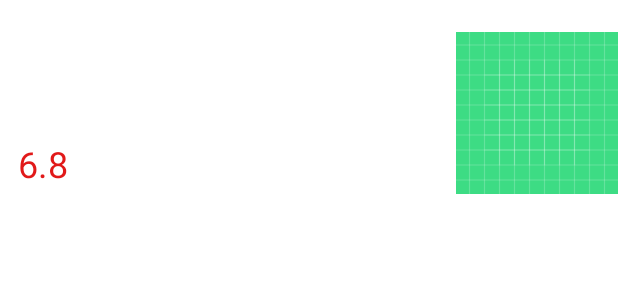
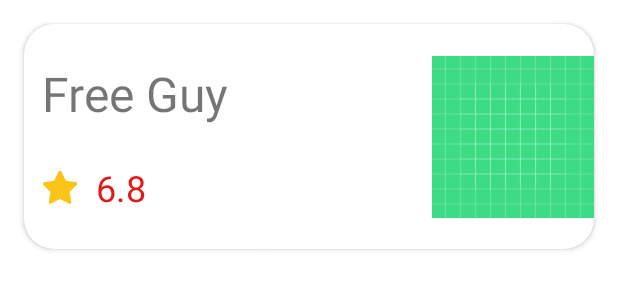
Before and after one commit to mehmetalikirmizitas/BootCampW5-MovieAppMVVMexample, an Android app: the layout favourite_movies_recycler_view_item.xml on its own in the app's theme, with its tools: preview values and no code run, on a phone screen of 412 x 824 dp. Shown: the top 300 px of the screen. Run offline under Robolectric (Android 15) with nearby library versions, the phone set to English and light mode, and no system bars.

Commit message:
Redesign movie favourite screen and Fixed the bug of adding to favorites multiple times

```diff
--- a/app/src/main/res/layout/favourite_movies_recycler_view_item.xml
+++ b/app/src/main/res/layout/favourite_movies_recycler_view_item.xml
@@ -1,5 +1,6 @@
 <?xml version="1.0" encoding="utf-8"?>
-<layout xmlns:app="http://schemas.android.com/apk/res-auto"
+<layout xmlns:android="http://schemas.android.com/apk/res/android"
+    xmlns:app="http://schemas.android.com/apk/res-auto"
     xmlns:tools="http://schemas.android.com/tools">
 
     <data>
@@ -9,43 +10,63 @@
             type="com.malikirmizitas.movieapp.data.entity.MovieRoom" />
     </data>
 
-    <androidx.constraintlayout.widget.ConstraintLayout xmlns:android="http://schemas.android.com/apk/res/android"
+    <androidx.cardview.widget.CardView
         android:layout_width="match_parent"
-        android:layout_height="150dp">
+        android:layout_height="150dp"
+        android:layout_marginHorizontal="@dimen/default_margin_small"
+        android:layout_marginTop="@dimen/default_margin_small"
+        app:cardCornerRadius="@dimen/card_view_default_radius_small">
+
+        <androidx.constraintlayout.widget.ConstraintLayout
+            android:layout_width="match_parent"
+            android:layout_height="match_parent">
 
             <TextView
                 android:id="@+id/favouriteMoviesTitle"
                 android:layout_width="0dp"
                 android:layout_height="wrap_content"
                 android:layout_marginStart="@dimen/default_margin_xsmall"
+                android:text="@{favouriteMovie.title}"
                 android:textSize="@dimen/default_text_size_large"
                 app:layout_constraintBottom_toTopOf="@id/favouriteMoviesVoteAverage"
                 app:layout_constraintStart_toStartOf="parent"
                 app:layout_constraintTop_toTopOf="parent"
-            android:text="@{favouriteMovie.title}"
-            app:layout_constraintWidth_percent="0.7" />
+                app:layout_constraintWidth_percent="0.7"
+                tools:text="Free Guy" />
+
+            <androidx.appcompat.widget.AppCompatImageView
+                android:id="@+id/detailStar"
+                android:layout_width="wrap_content"
+                android:layout_height="wrap_content"
+                android:layout_marginStart="@dimen/default_margin_xsmall"
+                android:src="@drawable/ic_rating_star"
+                app:layout_constraintBottom_toBottomOf="parent"
+                app:layout_constraintStart_toStartOf="parent"
+                app:layout_constraintTop_toBottomOf="@id/favouriteMoviesTitle" />
 
             <TextView
                 android:id="@+id/favouriteMoviesVoteAverage"
                 android:layout_width="wrap_content"
                 android:layout_height="wrap_content"
                 android:layout_marginStart="@dimen/default_margin_xsmall"
+                android:text="@{String.valueOf(favouriteMovie.voteAverage)}"
                 android:textColor="@color/movies_vote_average_color"
                 android:textSize="@dimen/default_text_size_medium"
                 app:layout_constraintBottom_toBottomOf="parent"
-            app:layout_constraintStart_toStartOf="parent"
+                app:layout_constraintStart_toEndOf="@+id/detailStar"
                 app:layout_constraintTop_toBottomOf="@id/favouriteMoviesTitle"
-            android:text="@{String.valueOf(favouriteMovie.voteAverage)}"
                 tools:text="6.8" />
 
             <androidx.appcompat.widget.AppCompatImageView
+                imageUrl="@{favouriteMovie.posterPath}"
                 android:layout_width="wrap_content"
                 android:layout_height="match_parent"
                 app:layout_constraintBottom_toBottomOf="parent"
                 app:layout_constraintEnd_toEndOf="parent"
                 app:layout_constraintTop_toTopOf="parent"
-            imageUrl="@{favouriteMovie.posterPath}"
                 tools:src="@drawable/ic_launcher_background" />
 
         </androidx.constraintlayout.widget.ConstraintLayout>
+    </androidx.cardview.widget.CardView>
+
 </layout>
```
Also changed, not shown: app/src/main/java/com/malikirmizitas/movieapp/ui/favourites/FavouritesFragment.kt (+5 -2 lines), app/src/main/java/com/malikirmizitas/movieapp/ui/moviedetail/MovieDetailFragment.kt (+36 -7 lines). Lines whose indentation alone changed are shown as unchanged.
